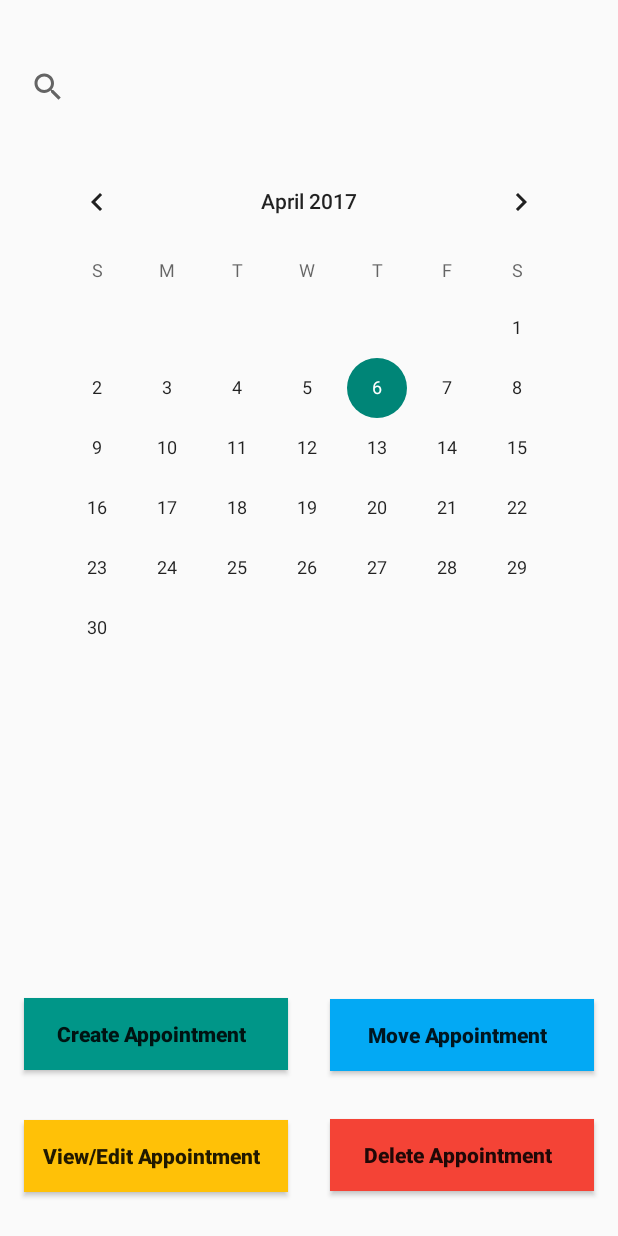
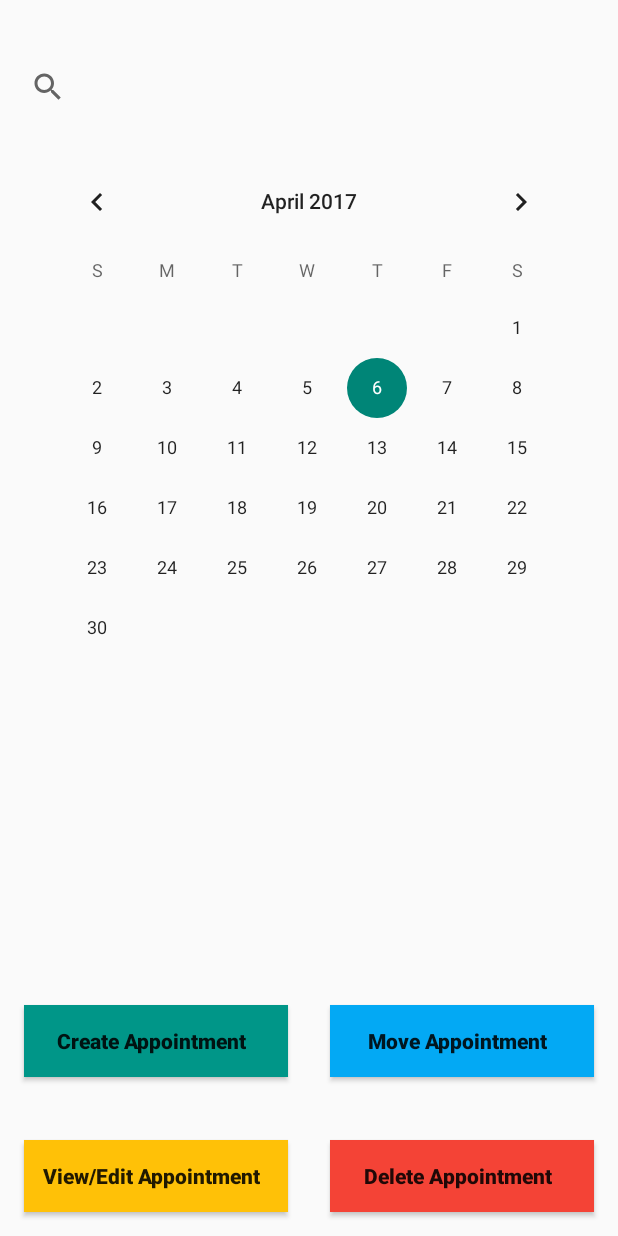
Before and after one commit to pavithB/MySchedule, an Android app: the screen it shows after launch (CalenderMain), on a phone screen of 412 x 824 dp. Run offline under Robolectric (Android 15) with nearby library versions, the phone set to English and light mode, and no system bars.

```diff
--- a/app/src/main/java/com/pavithbuddhima/myschedule/CalenderMain.java
+++ b/app/src/main/java/com/pavithbuddhima/myschedule/CalenderMain.java
@@ -7,11 +7,18 @@ import android.support.v7.app.AppCompatActivity;
 import android.os.Bundle;
 import android.view.View;
 import android.widget.Button;
+import android.widget.CalendarView;
+import android.widget.Toast;
 
 public class CalenderMain extends AppCompatActivity implements View.OnClickListener {
 
 
     Button createNew ;
+    Button viewEdit ;
+    Button move ;
+    Button delete ;
+    CalendarView datePicker;
+
 
 
     @Override
@@ -20,8 +27,35 @@ public class CalenderMain extends AppCompatActivity implements View.OnClickListe
         setContentView(R.layout.activity_calender_main);
 
         createNew = (Button) findViewById(R.id.create);
+        viewEdit = (Button) findViewById(R.id.viewedit);
+        move = (Button) findViewById(R.id.move);
+        delete = (Button) findViewById(R.id.delete);
+        datePicker = (CalendarView) findViewById(R.id.pickdate);
+
 
         createNew.setOnClickListener(this);
+        viewEdit.setOnClickListener(this);
+        move.setOnClickListener(this);
+        delete.setOnClickListener(this);
+
+
+
+
+
+
+        datePicker.setOnDateChangeListener(new CalendarView.OnDateChangeListener() {
+            @Override public void onSelectedDayChange(
+                    CalendarView view,
+                    int          year,
+                    int          month,
+                    int          dayOfMonth ) {
+
+                Toast.makeText(getApplicationContext(), ""+year+ " / " + (month+1) + " / " + dayOfMonth+" selected", Toast.LENGTH_SHORT).show();
+
+            }
+
+
+    });
 
     }
 
@@ -34,10 +68,30 @@ public class CalenderMain extends AppCompatActivity implements View.OnClickListe
                 Intent createAppoint = new Intent(this,CreateAppoinment.class);
                 startActivity(createAppoint);
 
+                break;
+            case R.id.move :
+
+                break;
+
+            case R.id.viewedit :
+
+                break;
+
+            case R.id.delete :
+
+                break;
+
+            case R.id.searchView :
+
+                break;
 
         }
 
     }
 
 
+
+
+
+
 }
--- a/app/src/main/res/layout/activity_calender_main.xml
+++ b/app/src/main/res/layout/activity_calender_main.xml
@@ -20,10 +20,9 @@
         app:layout_constraintRight_toRightOf="parent"
         android:layout_marginTop="15dp"
         app:layout_constraintTop_toBottomOf="@+id/searchView"
-
-
         android:layout_marginStart="8dp"
-        android:layout_marginEnd="8dp">
+        android:layout_marginEnd="8dp"
+        android:id="@+id/pickdate">
 
 
     </CalendarView>
@@ -32,15 +31,15 @@
     <Button
         android:layout_width="176dp"
         android:layout_height="wrap_content"
-        android:layout_marginBottom="33dp"
-        app:layout_constraintBottom_toTopOf="@+id/edit"
-        app:layout_constraintLeft_toLeftOf="@+id/edit"
+        android:layout_marginBottom="42dp"
+        app:layout_constraintBottom_toTopOf="@+id/viewedit"
+        app:layout_constraintLeft_toLeftOf="@+id/viewedit"
         android:text="Create Appointment  "
         android:textStyle="bold"
         android:textAllCaps="false"
         android:background="#009688"
         android:id="@+id/create"
-        />
+        android:layout_marginLeft="0dp" />
 
 
 
@@ -49,14 +48,15 @@
     <Button
         android:layout_width="176dp"
         android:layout_height="wrap_content"
-        android:layout_marginBottom="32dp"
+        android:layout_marginBottom="42dp"
         app:layout_constraintBottom_toTopOf="@+id/delete"
         app:layout_constraintRight_toRightOf="@+id/delete"
         android:text="Move Appointment  "
         android:textAllCaps="false"
         android:textStyle="bold"
         android:background="#03A9F4"
-        android:id="@+id/move"/>
+        android:id="@+id/move"
+        android:layout_marginRight="0dp" />
 
 
 
@@ -64,10 +64,10 @@
         android:layout_width="176dp"
         android:layout_height="wrap_content"
         app:layout_constraintBottom_toBottomOf="parent"
-        android:layout_marginBottom="29dp"
+        android:layout_marginBottom="16dp"
         android:layout_marginLeft="16dp"
         app:layout_constraintLeft_toLeftOf="parent"
-        android:id="@+id/edit"
+        android:id="@+id/viewedit"
         android:textStyle="bold"
         android:text="View/Edit Appointment  "
         android:textAllCaps="false"
@@ -83,7 +83,7 @@
         android:layout_width="176dp"
         android:layout_height="wrap_content"
         app:layout_constraintBottom_toBottomOf="parent"
-        android:layout_marginBottom="30dp"
+        android:layout_marginBottom="16dp"
         android:layout_marginRight="16dp"
         app:layout_constraintRight_toRightOf="parent"
         android:id="@+id/delete"
```
